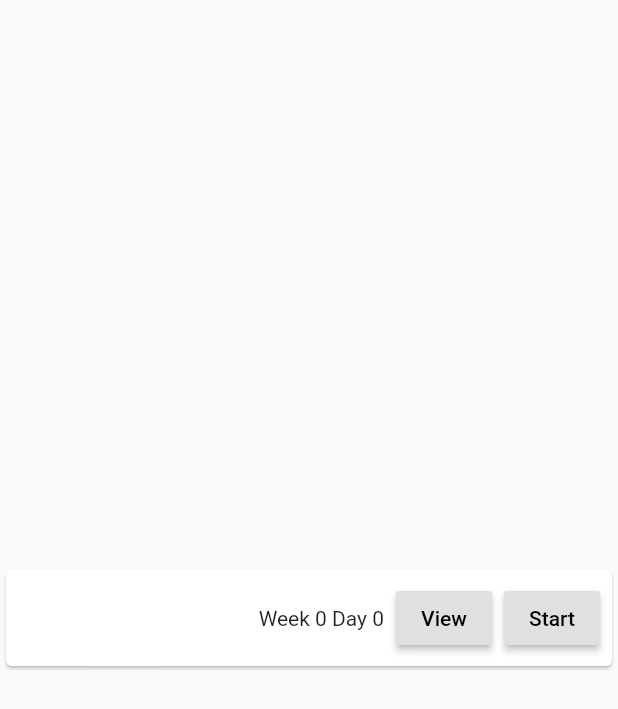
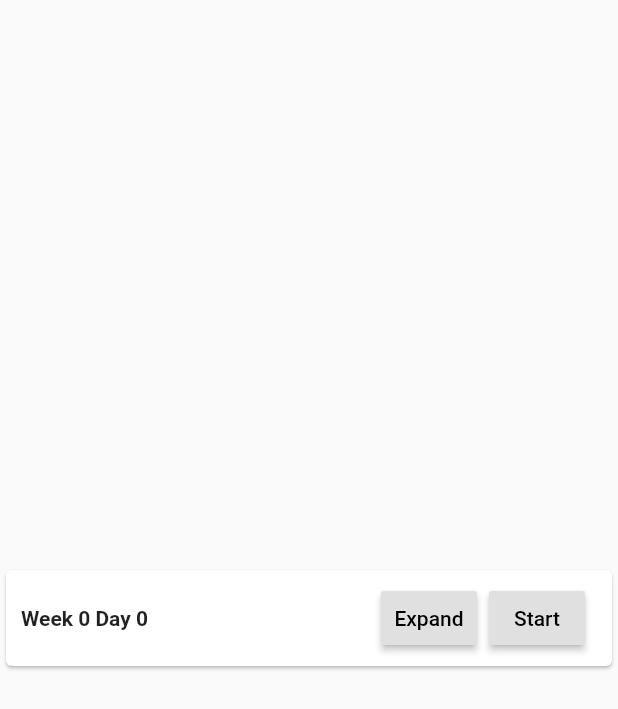
Before and after one commit to jakehamtexas/better_c25k, a Flutter app: the WorkoutWidget widget shown alone on an empty page, opened directly with empty values, on a phone screen of 412 x 824 dp. Shown: the top 709 px of the screen. Run offline on Flutter 3.47's test engine with Material 2 defaults, Android fonts, the light colour scheme and no system bars.

Commit message:
Moves card rendering logic into stateless widget => WorkoutCard, adds animation, View functionality.

```diff
--- a/lib/workout/workout_widget.dart
+++ b/lib/workout/workout_widget.dart
@@ -2,44 +2,139 @@ import 'package:flutter/material.dart';
 
 import 'workout_model.dart';
 
-class WorkoutWidget extends StatelessWidget {
-  final WorkoutModel workout;
-  WorkoutWidget(this.workout);
-  String get workoutTitle {
-    final weekNumber = workout.ordinalWeekNumber;
+class WorkoutWidgetState extends State<WorkoutWidget> {
+  final WorkoutModel _workout;
+  String get _workoutDescription => _workout.description;
+  WorkoutWidgetState(this._workout);
+  String get _workoutTitle {
+    final weekNumber = _workout.ordinalWeekNumber;
     final week = "Week $weekNumber";
 
-    final dayNumber = workout.ordinalDayOfWeekNumber;
+    final dayNumber = _workout.ordinalDayOfWeekNumber;
     final day = "Day $dayNumber";
     return "$week $day";
   }
 
-  void view() {}
-  void start() {}
+  bool _isExpanded = false;
+  void _toggleExpand() {
+    setState(() {
+      _isExpanded = !_isExpanded;
+    });
+  }
+
+  void _start() {}
   @override
   Widget build(BuildContext context) {
+    final double _height = _isExpanded ? 155 : 72;
+    final _duration = Duration(milliseconds: 350);
+    final _card = _WorkoutCard(
+      isExpanded: _isExpanded,
+      start: _start,
+      toggleExpand: _toggleExpand,
+      workoutDescription: _workoutDescription,
+      workoutTitle: _workoutTitle,
+    );
     return Center(
-      child: Card(
-        child: Column(
-          mainAxisSize: MainAxisSize.min,
-          children: [
-            ButtonBar(
-              alignment: MainAxisAlignment.end,
+      child: AnimatedContainer(
+        duration: _duration,
+        height: _height,
+        child: _card,
+      ),
+    );
+  }
+}
+
+class WorkoutWidget extends StatefulWidget {
+  final WorkoutModel _workout;
+  WorkoutWidget(this._workout);
+  @override
+  State<StatefulWidget> createState() => WorkoutWidgetState(_workout);
+}
+
+class _WorkoutCard extends StatelessWidget {
+  final bool isExpanded;
+  final String workoutTitle;
+  final String workoutDescription;
+  final Function toggleExpand;
+  final Function start;
+  _WorkoutCard({
+    @required this.isExpanded,
+    @required this.workoutTitle,
+    @required this.workoutDescription,
+    @required this.toggleExpand,
+    @required this.start,
+  });
+  Padding _verticalPadding(Widget child) {
+    const verticalPadding = EdgeInsets.fromLTRB(0, 10, 0, 10);
+    return Padding(
+      padding: verticalPadding,
+      child: child,
+    );
+  }
+
+  Padding _horizontalPadding(Widget child) {
+    const horizontalPadding = EdgeInsets.fromLTRB(10, 0, 10, 0);
+    return Padding(
+      padding: horizontalPadding,
+      child: child,
+    );
+  }
+
+  Card _getCard() {
+    final workoutTitleWidget = Text(
+      workoutTitle,
+      style: TextStyle(fontWeight: FontWeight.bold),
+    );
+    final buttonBar = ButtonBar(
       children: <Widget>[
-                Text(workoutTitle),
         RaisedButton(
-                  child: Text("View"),
-                  onPressed: view,
+          child: Text(isExpanded ? "Collapse" : "Expand"),
+          onPressed: toggleExpand,
         ),
         RaisedButton(
           child: Text("Start"),
           onPressed: start,
         )
       ],
+    );
+
+    final withoutDescription = _horizontalPadding(
+      Column(
+        children: <Widget>[
+          Row(
+            mainAxisAlignment: MainAxisAlignment.spaceBetween,
+            children: <Widget>[
+              workoutTitleWidget,
+              buttonBar,
+            ],
           ),
         ],
       ),
+    );
+
+    final withDescription = _horizontalPadding(
+      Wrap(
+        children: [
+          Column(
+            children: <Widget>[
+              _verticalPadding(
+                workoutTitleWidget,
+              ),
+              Text(workoutDescription),
+            ],
+          ),
+          buttonBar,
+        ],
       ),
     );
+
+    final cardChild = isExpanded ? withDescription : withoutDescription;
+
+    return Card(
+      child: cardChild,
+    );
   }
+
+  @override
+  Widget build(BuildContext context) => _getCard();
 }
```
Lines whose indentation alone changed are shown as unchanged.
